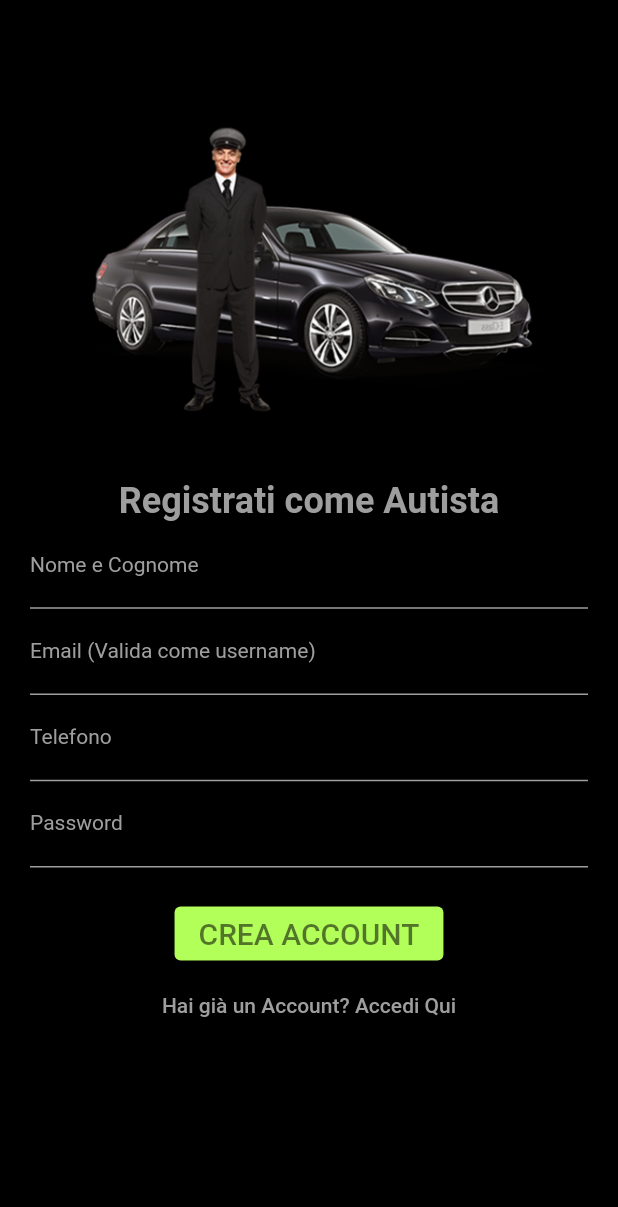
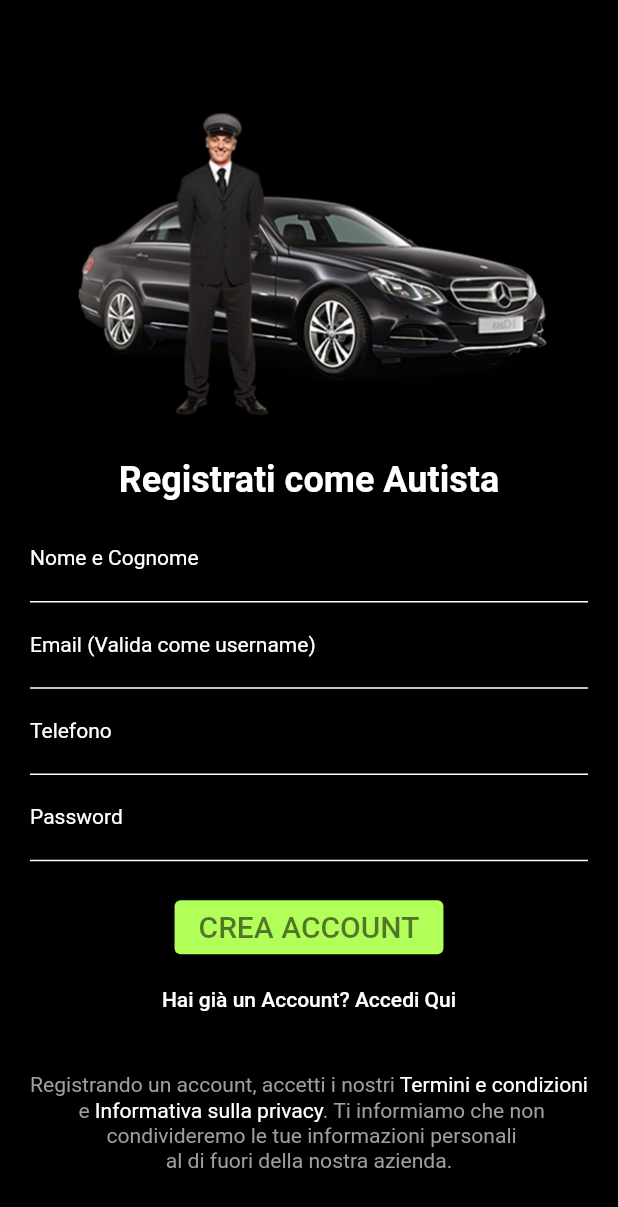
Before and after one commit to simone12simpleprogrammer/NEW_drivers_drivehome_app, a Flutter app: the screen it shows after launch, after a tap on "Non hai un account? Registrati qui", on a phone screen of 412 x 824 dp. Shown: the top 1207 px of the screen. Run offline on Flutter 3.47's test engine with Material 2 defaults, Android fonts, the light colour scheme and no system bars; our stand-ins replace assets_audio_player, firebase_auth, firebase_core, firebase_database, firebase_messaging, firebase_storage and 9 more; missing offline and left inert: dart:ffi, flutter_email_sender, flutter_geofire, flutter_polyline_points; accounts and stored records are empty; Roboto replaces fonts that are missing (Montserrat).

Commit message:
- Aggiunto testo di accettazione privacy e T&C a signup_screen.dart - Creata pagina privacy_policy.dart

```diff
--- a/lib/authentication/login_screen.dart
+++ b/lib/authentication/login_screen.dart
@@ -1,15 +1,14 @@
 import 'dart:async';
 
 import 'package:drivers_app/authentication/signup_screen.dart';
-import 'package:drivers_app/mainScreens/main_screen.dart';
 import 'package:drivers_app/splashScreen/splash_screen.dart';
 import 'package:firebase_auth/firebase_auth.dart';
 import 'package:firebase_database/firebase_database.dart';
 import 'package:flutter/material.dart';
 import 'package:fluttertoast/fluttertoast.dart';
 
-import '../global/global.dart';
-import '../widgets/progress_dialog.dart';
+import 'package:drivers_app/global/global.dart';
+import 'package:drivers_app/widgets/progress_dialog.dart';
 
 class LoginScreen extends StatefulWidget {
 
@@ -171,72 +170,78 @@ class _LoginScreenState extends State<LoginScreen>
           padding: const EdgeInsets.all(20.0),
           child: Column(
             children: [
+
               const SizedBox(height:30,),
-
-              Padding(
+          FittedBox(
+              child:Padding(
                 padding: const EdgeInsets.all(30.0),
                 child: Image.asset("images/logo1.png"),
               ),
+          ),
+              const SizedBox(height:3,),
 
-              const SizedBox(height:10,),
-
-              const Text(
+          const FittedBox(
+            child: Text(
                 "Accedi come Autista",
                 style : TextStyle(
                   fontSize: 24,
-                  color: Colors.grey,
+                  color: Colors.white,
                   fontWeight: FontWeight.bold,
                 ),
               ),
+          ),
+              const SizedBox(height:10,),
 
-              TextField(
+
+            TextField(
                 controller: emailTextEditingController,
                 keyboardType: TextInputType.emailAddress,
                 style: const TextStyle(
-                    color: Colors.grey
+                    color: Colors.white
                 ),
                 decoration: const InputDecoration(
                   labelText: "Email",
                   hintText: "Email",
                   enabledBorder: UnderlineInputBorder(
-                    borderSide: BorderSide(color:Colors.grey),
+                    borderSide: BorderSide(color:Colors.white),
                   ),
                   focusedBorder: UnderlineInputBorder(
-                    borderSide: BorderSide(color:Colors.grey),
+                    borderSide: BorderSide(color:Colors.white),
                   ),
                   hintStyle: TextStyle(
-                    color: Colors.grey,
+                    color: Colors.white,
                     fontSize: 10,
                   ),
                   labelStyle: TextStyle(
-                    color: Colors.grey,
+                    color: Colors.white,
                     fontSize: 14,
                   ),
                 ),
               ),
+
 
               TextField(
                 controller: passwordTextEditingController,
                 keyboardType: TextInputType.text,
                 obscureText: true,
                 style: const TextStyle(
-                    color: Colors.grey
+                    color: Colors.white
                 ),
                 decoration: const InputDecoration(
                   labelText: "Password",
                   hintText: "Password",
                   enabledBorder: UnderlineInputBorder(
-                    borderSide: BorderSide(color:Colors.grey),
+                    borderSide: BorderSide(color:Colors.white),
                   ),
                   focusedBorder: UnderlineInputBorder(
-                    borderSide: BorderSide(color:Colors.grey),
+                    borderSide: BorderSide(color:Colors.white),
                   ),
                   hintStyle: TextStyle(
-                    color: Colors.grey,
+                    color: Colors.white,
                     fontSize: 10,
                   ),
                   labelStyle: TextStyle(
-                    color: Colors.grey,
+                    color: Colors.white,
                     fontSize: 14,
                   ),
                 ),
@@ -265,7 +270,7 @@ class _LoginScreenState extends State<LoginScreen>
                 style: TextButton.styleFrom(padding: EdgeInsets.only(top: 10),tapTargetSize: MaterialTapTargetSize.shrinkWrap),
                 child: const Text(
                   "Non hai un account? Registrati qui",
-                  style:TextStyle(color: Colors.grey),
+                  style:TextStyle(color: Colors.white),
                 ),
                 onPressed: ()
                 {
@@ -278,11 +283,10 @@ class _LoginScreenState extends State<LoginScreen>
                   style: TextButton.styleFrom(padding: EdgeInsets.only(top: 2),tapTargetSize: MaterialTapTargetSize.shrinkWrap),
                   child: const Text(
                     "Password dimenticata?",
-                    style:TextStyle(color: Colors.grey),
+                    style:TextStyle(color: Colors.white),
                   ),
                   onPressed: () async
                   {
-                    print("QUESTO è l'inidirizzo email per mail da resettare :${emailTextEditingController!.text.trim()}");
                     await FirebaseAuth.instance.sendPasswordResetEmail(email: emailTextEditingController!.text.trim());
                     Fluttertoast.showToast(msg: "Controlla tra le email per reimpostare la password.");
                     Navigator.push(context, MaterialPageRoute(builder: (c)=> LoginScreen()));
--- a/lib/authentication/signup_screen.dart
+++ b/lib/authentication/signup_screen.dart
@@ -2,11 +2,13 @@ import 'dart:async';
 import 'dart:async';
 
 import 'package:drivers_app/authentication/login_screen.dart';
+import 'package:drivers_app/documents/privacy_policy.dart';
 import 'package:drivers_app/models/driver_data.dart';
 import 'package:drivers_app/splashScreen/splash_screen.dart';
 import 'package:drivers_app/widgets/progress_dialog.dart';
 import 'package:firebase_auth/firebase_auth.dart';
 import 'package:firebase_database/firebase_database.dart';
+import 'package:flutter/gestures.dart';
 import 'package:flutter/material.dart';
 import 'package:fluttertoast/fluttertoast.dart';
 
@@ -180,42 +182,44 @@ class _SignUpScreenState extends State<SignUpScreen> {
 
               const SizedBox(height:30,),
 
-              Padding(
-                padding: const EdgeInsets.all(30.0),
-                child: Image.asset("images/logo1.png"),
+              FittedBox(
+                child: Padding(
+                  padding: const EdgeInsets.all(30.0),
+                  child: Image.asset("images/logo1.png"),
+                ),
               ),
-
-              const SizedBox(height:10,),
+              const SizedBox(height:3,),
 
               const Text(
                 "Registrati come Autista",
                 style : TextStyle(
                   fontSize: 24,
-                  color: Colors.grey,
+                  color: Colors.white,
                   fontWeight: FontWeight.bold,
                 ),
               ),
+              const SizedBox(height:10,),
 
               TextField(
                 controller: nameTextEditingController,
                 style: const TextStyle(
-                  color: Colors.grey
+                  color: Colors.white
                 ),
                 decoration: const InputDecoration(
                   labelText: "Nome e Cognome",
                   hintText: "Nome e Cognome",
                   enabledBorder: UnderlineInputBorder(
-                    borderSide: BorderSide(color:Colors.grey),
+                    borderSide: BorderSide(color:Colors.white),
                   ),
                   focusedBorder: UnderlineInputBorder(
-                    borderSide: BorderSide(color:Colors.grey),
+                    borderSide: BorderSide(color:Colors.white),
                   ),
                   hintStyle: TextStyle(
-                    color: Colors.grey,
+                    color: Colors.white,
                     fontSize: 10,
                   ),
                   labelStyle: TextStyle(
-                    color: Colors.grey,
+                    color: Colors.white,
                     fontSize: 14,
                   ),
                 ),
@@ -226,23 +230,23 @@ class _SignUpScreenState extends State<SignUpScreen> {
                 controller: emailTextEditingController,
                 keyboardType: TextInputType.emailAddress,
                 style: const TextStyle(
-                    color: Colors.grey
+                    color: Colors.white
                 ),
                 decoration: const InputDecoration(
                   labelText: "Email (Valida come username)",
                   hintText: "Email",
                   enabledBorder: UnderlineInputBorder(
-                    borderSide: BorderSide(color:Colors.grey),
+                    borderSide: BorderSide(color:Colors.white),
                   ),
                   focusedBorder: UnderlineInputBorder(
-                    borderSide: BorderSide(color:Colors.grey),
+                    borderSide: BorderSide(color:Colors.white),
                   ),
                   hintStyle: TextStyle(
-                    color: Colors.grey,
+                    color: Colors.white,
                     fontSize: 10,
                   ),
                   labelStyle: TextStyle(
-                    color: Colors.grey,
+                    color: Colors.white,
                     fontSize: 14,
                   ),
                 ),
@@ -252,23 +256,23 @@ class _SignUpScreenState extends State<SignUpScreen> {
                 controller: phoneTextEditingController,
                 keyboardType: TextInputType.phone,
                 style: const TextStyle(
-                    color: Colors.grey
+                    color: Colors.white
                 ),
                 decoration: const InputDecoration(
                   labelText: "Telefono",
                   hintText: "Telefono",
                   enabledBorder: UnderlineInputBorder(
-                    borderSide: BorderSide(color:Colors.grey),
+                    borderSide: BorderSide(color:Colors.white),
                   ),
                   focusedBorder: UnderlineInputBorder(
-                    borderSide: BorderSide(color:Colors.grey),
+                    borderSide: BorderSide(color:Colors.white),
                   ),
                   hintStyle: TextStyle(
-                    color: Colors.grey,
+                    color: Colors.white,
                     fontSize: 10,
                   ),
                   labelStyle: TextStyle(
-                    color: Colors.grey,
+                    color: Colors.white,
                     fontSize: 14,
                   ),
                 ),
@@ -279,23 +283,23 @@ class _SignUpScreenState extends State<SignUpScreen> {
                 keyboardType: TextInputType.text,
                 obscureText: true,
                 style: const TextStyle(
-                    color: Colors.grey
+                    color: Colors.white
                 ),
                 decoration: const InputDecoration(
                   labelText: "Password",
                   hintText: "Password",
                   enabledBorder: UnderlineInputBorder(
-                    borderSide: BorderSide(color:Colors.grey),
+                    borderSide: BorderSide(color:Colors.white),
                   ),
                   focusedBorder: UnderlineInputBorder(
-                    borderSide: BorderSide(color:Colors.grey),
+                    borderSide: BorderSide(color:Colors.white),
                   ),
                   hintStyle: TextStyle(
-                    color: Colors.grey,
+                    color: Colors.white,
                     fontSize: 10,
                   ),
                   labelStyle: TextStyle(
-                    color: Colors.grey,
+                    color: Colors.white,
                     fontSize: 14,
                   ),
                 ),
@@ -323,7 +327,7 @@ class _SignUpScreenState extends State<SignUpScreen> {
               TextButton(
                   child: const Text(
                     "Hai già un Account? Accedi Qui",
-                    style:TextStyle(color: Colors.grey),
+                    style:TextStyle(color: Colors.white),
                   ),
                   onPressed: ()
                   {
@@ -331,6 +335,32 @@ class _SignUpScreenState extends State<SignUpScreen> {
                   }
               ),
 
+              const SizedBox(height: 25,),
+          FittedBox(
+            child:
+              RichText(
+                textAlign: TextAlign.center,
+                text: TextSpan(
+                  style: const TextStyle(color: Colors.grey,fontSize: 16),
+                  children: [
+                    const TextSpan(text: 'Registrando un account, accetti i nostri '),
+                    TextSpan(
+                      text: 'Termini e condizioni\n',
+                      style: const TextStyle(color: Colors.white),
+                      recognizer: TapGestureRecognizer()..onTap = () { /* inserisci la logica dei text button qui */ },
+                    ),
+                    const TextSpan(text: ' e '),
+                    TextSpan(
+                      text: 'Informativa sulla privacy',
+                      style: const TextStyle(color: Colors.white),
+                      recognizer: TapGestureRecognizer()..onTap = () { Navigator.push(context,
+                          MaterialPageRoute(builder: (c) => PrivacyPolicy())); },
+                    ),
+                    const TextSpan(text: '. Ti informiamo che non\n condivideremo le tue informazioni personali \nal di fuori della nostra azienda.'),
+                  ],
+                ),
+              )
+          ),
             ],
           ),
         ),
```
Also changed, not shown: lib/documents/privacy_policy.dart (added, +264 -0 lines).
